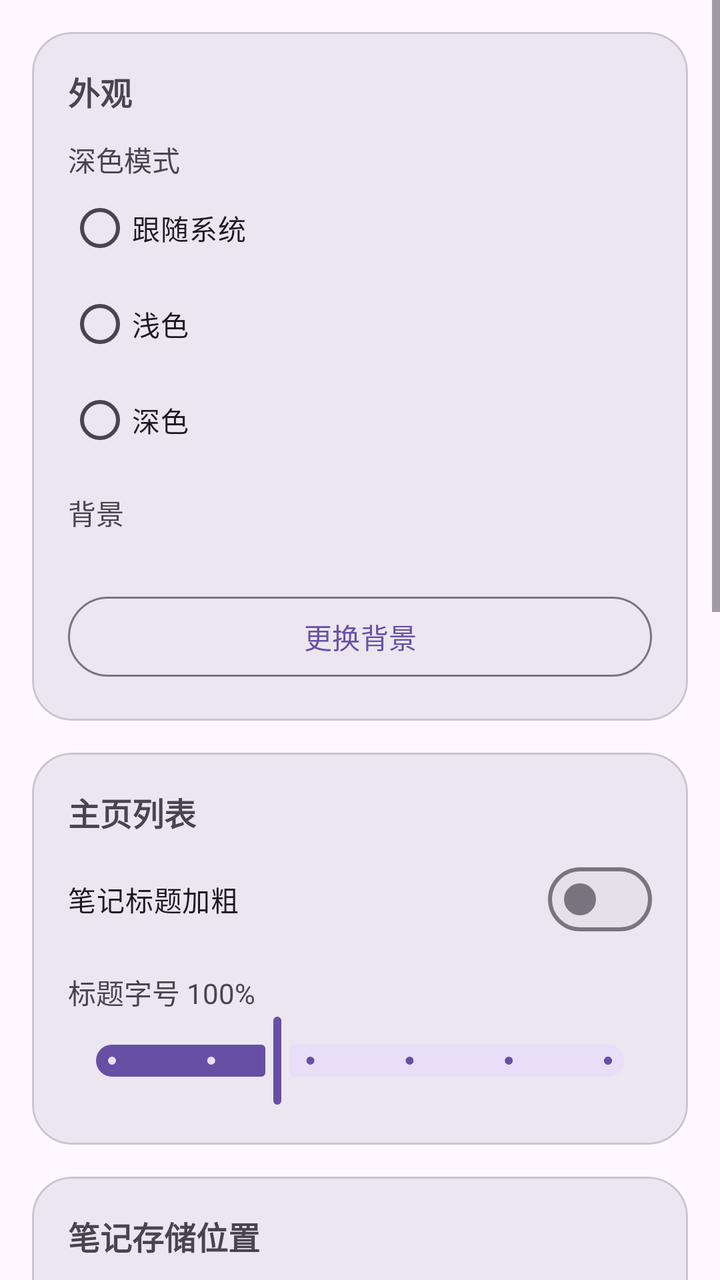
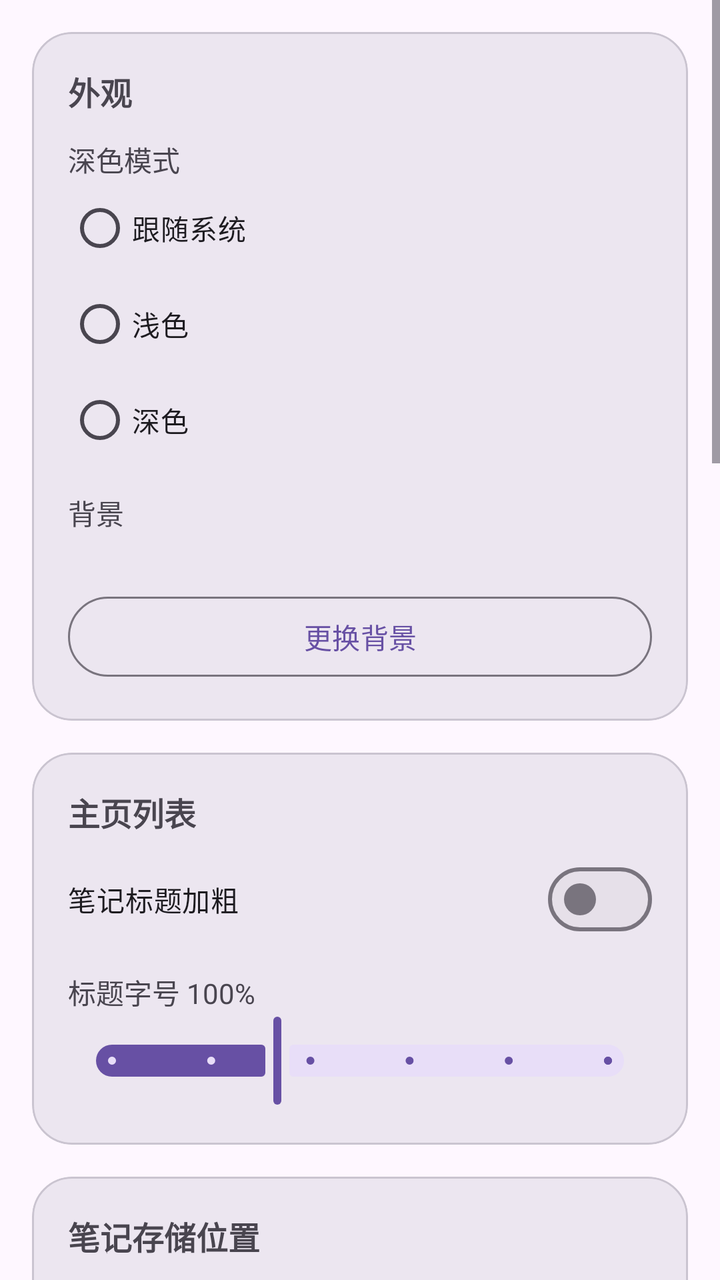

The first picture is an Android layout as it rendered before a commit; the second is the same layout after the commit. The layout source and the unified diff follow.
<!-- AndroidManifest.xml: application theme Theme.Notebook -->
<!-- res/layout/fragment_settings.xml -->
<?xml version="1.0" encoding="utf-8"?>
<LinearLayout xmlns:android="http://schemas.android.com/apk/res/android"
    xmlns:app="http://schemas.android.com/apk/res-auto"
    android:layout_width="match_parent"
    android:layout_height="match_parent"
    android:orientation="vertical">
    <ScrollView
        android:layout_width="match_parent"
        android:layout_height="match_parent"
        android:fillViewport="true">
        <LinearLayout
            android:layout_width="match_parent"
            android:layout_height="wrap_content"
            android:orientation="vertical"
            android:padding="16dp">
            <com.google.android.material.card.MaterialCardView
                android:layout_width="match_parent"
                android:layout_height="wrap_content"
                app:cardCornerRadius="20dp"
                app:cardElevation="0dp"
                app:cardBackgroundColor="?attr/colorSurfaceContainerHigh">
                <LinearLayout
                    android:layout_width="match_parent"
                    android:layout_height="wrap_content"
                    android:orientation="vertical"
                    android:padding="18dp">
                    <TextView
                        android:layout_width="wrap_content"
                        android:layout_height="wrap_content"
                        android:text="@string/appearance"
                        android:textSize="16sp"
                        android:textStyle="bold" />
                    <TextView
                        android:layout_width="wrap_content"
                        android:layout_height="wrap_content"
                        android:layout_marginTop="12dp"
                        android:text="@string/theme"
                        android:textSize="14sp" />
                    <RadioGroup
                        android:id="@+id/rg_theme"
                        android:layout_width="match_parent"
                        android:layout_height="wrap_content"
                        android:orientation="vertical">
                        <com.google.android.material.radiobutton.MaterialRadioButton
                            android:id="@+id/radio_follow"
                            android:layout_width="match_parent"
                            android:layout_height="wrap_content"
                            android:text="跟随系统" />
                        <com.google.android.material.radiobutton.MaterialRadioButton
                            android:id="@+id/radio_light"
                            android:layout_width="match_parent"
                            android:layout_height="wrap_content"
                            android:text="浅色" />
                        <com.google.android.material.radiobutton.MaterialRadioButton
                            android:id="@+id/radio_dark"
                            android:layout_width="match_parent"
                            android:layout_height="wrap_content"
                            android:text="深色" />
                    </RadioGroup>
                    <TextView
                        android:layout_width="wrap_content"
                        android:layout_height="wrap_content"
                        android:layout_marginTop="12dp"
                        android:text="@string/background"
                        android:textSize="14sp" />
                    <TextView
                        android:id="@+id/tv_bg_name"
                        android:layout_width="match_parent"
                        android:layout_height="wrap_content"
                        android:textSize="13sp" />
                    <com.google.android.material.button.MaterialButton
                        android:id="@+id/btn_background"
                        style="@style/Widget.Material3.Button.OutlinedButton"
                        android:layout_width="match_parent"
                        android:layout_height="wrap_content"
                        android:layout_marginTop="10dp"
                        android:text="@string/pick_background" />
                </LinearLayout>
            </com.google.android.material.card.MaterialCardView>
            <com.google.android.material.card.MaterialCardView
                android:layout_width="match_parent"
                android:layout_height="wrap_content"
                android:layout_marginTop="16dp"
                app:cardCornerRadius="20dp"
                app:cardElevation="0dp"
                app:cardBackgroundColor="?attr/colorSurfaceContainerHigh">
                <LinearLayout
                    android:layout_width="match_parent"
                    android:layout_height="wrap_content"
                    android:orientation="vertical"
                    android:padding="18dp">
                    <TextView
                        android:layout_width="wrap_content"
                        android:layout_height="wrap_content"
                        android:text="主页列表"
                        android:textSize="16sp"
                        android:textStyle="bold" />
                    <com.google.android.material.materialswitch.MaterialSwitch
                        android:id="@+id/sw_title_bold"
                        android:layout_width="match_parent"
                        android:layout_height="wrap_content"
                        android:layout_marginTop="8dp"
                        android:text="笔记标题加粗" />
                    <TextView
                        android:id="@+id/tv_scale_value"
                        android:layout_width="wrap_content"
                        android:layout_height="wrap_content"
                        android:layout_marginTop="12dp"
                        android:text="标题字号 100%"
                        android:textSize="14sp" />
                    <com.google.android.material.slider.Slider
                        android:id="@+id/slider_scale"
                        android:layout_width="match_parent"
                        android:layout_height="wrap_content"
                        android:stepSize="0.1"
                        android:value="1.0"
                        android:valueFrom="0.8"
                        android:valueTo="1.4" />
                </LinearLayout>
            </com.google.android.material.card.MaterialCardView>
            <com.google.android.material.card.MaterialCardView
                android:layout_width="match_parent"
                android:layout_height="wrap_content"
                android:layout_marginTop="16dp"
                app:cardCornerRadius="20dp"
                app:cardElevation="0dp"
                app:cardBackgroundColor="?attr/colorSurfaceContainerHigh">
                <LinearLayout
                    android:layout_width="match_parent"
                    android:layout_height="wrap_content"
                    android:orientation="vertical"
                    android:padding="18dp">
                    <TextView
                        android:layout_width="wrap_content"
                        android:layout_height="wrap_content"
                        android:text="笔记存储位置"
                        android:textSize="16sp"
                        android:textStyle="bold" />
                    <TextView
                        android:layout_width="match_parent"
                        android:layout_height="wrap_content"
                        android:layout_marginTop="8dp"
                        android:text="当前位置"
                        android:textSize="13sp" />
                    <TextView
                        android:id="@+id/tv_location"
                        android:layout_width="match_parent"
                        android:layout_height="wrap_content"
                        android:text="应用内部存储"
                        android:textSize="14sp" />
                    <com.google.android.material.button.MaterialButton
                        android:id="@+id/btn_pick_folder"
                        android:layout_width="match_parent"
                        android:layout_height="wrap_content"
                        android:layout_marginTop="14dp"
                        android:text="选择文件夹" />
                    <com.google.android.material.button.MaterialButton
                        android:id="@+id/btn_reset_folder"
                        style="@style/Widget.Material3.Button.OutlinedButton"
                        android:layout_width="match_parent"
                        android:layout_height="wrap_content"
                        android:layout_marginTop="8dp"
                        android:text="恢复为应用内部存储" />
                </LinearLayout>
            </com.google.android.material.card.MaterialCardView>
            <com.google.android.material.card.MaterialCardView
                android:layout_width="match_parent"
                android:layout_height="wrap_content"
                android:layout_marginTop="16dp"
                app:cardCornerRadius="20dp"
                app:cardElevation="0dp"
                app:cardBackgroundColor="?attr/colorSurfaceContainerHigh">
                <LinearLayout
                    android:layout_width="match_parent"
                    android:layout_height="wrap_content"
                    android:orientation="vertical"
                    android:padding="18dp">
                    <TextView
                        android:layout_width="wrap_content"
                        android:layout_height="wrap_content"
                        android:text="隐私笔记"
                        android:textSize="16sp"
                        android:textStyle="bold" />
                    <TextView
                        android:id="@+id/tv_privacy_state"
                        android:layout_width="match_parent"
                        android:layout_height="wrap_content"
                        android:layout_marginTop="8dp"
                        android:text="当前方式：未设置"
                        android:textSize="14sp" />
                    <TextView
                        android:layout_width="match_parent"
                        android:layout_height="wrap_content"
                        android:layout_marginTop="4dp"
                        android:text="在主页下拉可进入隐私笔记；重置密码需先验证旧密码或手机锁屏密码"
                        android:textSize="13sp" />
                    <com.google.android.material.button.MaterialButton
                        android:id="@+id/btn_reset_privacy"
                        style="@style/Widget.Material3.Button.OutlinedButton"
                        android:layout_width="match_parent"
                        android:layout_height="wrap_content"
                        android:layout_marginTop="14dp"
                        android:text="重置隐私笔记密码" />
                </LinearLayout>
            </com.google.android.material.card.MaterialCardView>
            <com.google.android.material.card.MaterialCardView
                android:layout_width="match_parent"
                android:layout_height="wrap_content"
                android:layout_marginTop="16dp"
                app:cardCornerRadius="20dp"
                app:cardElevation="0dp"
                app:cardBackgroundColor="?attr/colorSurfaceContainerHigh">
                <LinearLayout
                    android:layout_width="match_parent"
                    android:layout_height="wrap_content"
                    android:orientation="vertical"
                    android:padding="18dp">
                    <TextView
                        android:layout_width="wrap_content"
                        android:layout_height="wrap_content"
                        android:text="整机备份"
                        android:textSize="16sp"
                        android:textStyle="bold" />
                    <TextView
                        android:layout_width="match_parent"
                        android:layout_height="wrap_content"
                        android:layout_marginTop="6dp"
                        android:text="导出为 .mori 文件；导出隐私笔记或全部笔记需先验证隐私密码，并为文件设置 8 位数字密码。导入只接受 .mori 文件。"
                        android:textSize="13sp" />
                    <com.google.android.material.button.MaterialButton
                        android:id="@+id/btn_export_notes"
                        android:layout_width="match_parent"
                        android:layout_height="wrap_content"
                        android:layout_marginTop="14dp"
                        android:text="整机笔记导出" />
                    <com.google.android.material.button.MaterialButton
                        android:id="@+id/btn_import_notes"
                        style="@style/Widget.Material3.Button.OutlinedButton"
                        android:layout_width="match_parent"
                        android:layout_height="wrap_content"
                        android:layout_marginTop="8dp"
                        android:text="整机笔记导入" />
                </LinearLayout>
            </com.google.android.material.card.MaterialCardView>
            <TextView
                android:id="@+id/tv_version"
                android:layout_width="match_parent"
                android:layout_height="wrap_content"
                android:layout_marginTop="20dp"
                android:layout_marginBottom="8dp"
                android:gravity="center"
                android:textSize="12sp"
                android:text="版本" />
        </LinearLayout>
    </ScrollView>
</LinearLayout>
<!-- resources referenced by this layout -->
<resources>
  <string name="appearance">外观</string>
  <string name="background">背景</string>
  <string name="pick_background">更换背景</string>
  <string name="theme">深色模式</string>
  <style name="Theme.Notebook" parent="Theme.Material3.DayNight.NoActionBar">
          <item name="colorPrimary">@color/md_primary</item>
          <item name="colorOnPrimary">@color/md_on_primary</item>
          <item name="colorPrimaryContainer">@color/md_primary_container</item>
          <item name="colorOnPrimaryContainer">@color/md_on_primary_container</item>
          <item name="colorSecondary">@color/md_secondary</item>
          <item name="android:colorBackground">@color/md_surface</item>
          <item name="colorSurface">@color/md_surface</item>
          <item name="colorSurfaceContainer">@color/md_surface_container</item>
          <item name="colorSurfaceContainerHigh">@color/md_surface_container_high</item>
          <item name="colorOnSurface">@color/md_on_surface</item>
          <item name="colorOnSurfaceVariant">@color/md_on_surface_variant</item>
          <item name="colorOutline">@color/md_outline</item>
          <item name="android:statusBarColor">@android:color/transparent</item>
          <item name="android:navigationBarColor">@android:color/transparent</item>
          <item name="android:windowLightStatusBar">true</item>
      </style>
  <color name="md_primary">#6750A4</color>
  <color name="md_on_primary">#FFFFFF</color>
  <color name="md_primary_container">#EADDFF</color>
  <color name="md_on_primary_container">#21005D</color>
  <color name="md_secondary">#625B71</color>
  <color name="md_surface">#FEF7FF</color>
  <color name="md_surface_container">#F3EDF7</color>
  <color name="md_surface_container_high">#ECE6F0</color>
  <color name="md_on_surface">#1D1B20</color>
  <color name="md_on_surface_variant">#49454F</color>
  <color name="md_outline">#79747E</color>
</resources>

<!-- the commit's change to res/layout/fragment_settings.xml (unified diff, before → after) -->
@@ -242,6 +242,74 @@
                         android:text="整机笔记导入" />
                 </LinearLayout>
             </com.google.android.material.card.MaterialCardView>
+            <com.google.android.material.card.MaterialCardView
+                android:layout_width="match_parent"
+                android:layout_height="wrap_content"
+                android:layout_marginTop="16dp"
+                app:cardCornerRadius="20dp"
+                app:cardElevation="0dp"
+                app:cardBackgroundColor="?attr/colorSurfaceContainerHigh">
+                <LinearLayout
+                    android:layout_width="match_parent"
+                    android:layout_height="wrap_content"
+                    android:orientation="vertical"
+                    android:padding="18dp">
+                    <TextView
+                        android:layout_width="wrap_content"
+                        android:layout_height="wrap_content"
+                        android:text="倒数日卡片"
+                        android:textSize="16sp"
+                        android:textStyle="bold" />
+                    <TextView
+                        android:layout_width="match_parent"
+                        android:layout_height="wrap_content"
+                        android:layout_marginTop="6dp"
+                        android:text="日切时间决定几点算「新的一天」；卡片可设背景图，蒙版强度控制图上黑色遮罩。"
+                        android:textSize="13sp" />
+                    <com.google.android.material.button.MaterialButton
+                        android:id="@+id/btn_day_start"
+                        style="@style/Widget.Material3.Button.OutlinedButton"
+                        android:layout_width="match_parent"
+                        android:layout_height="wrap_content"
+                        android:layout_marginTop="14dp"
+                        android:text="日切时间：0 点" />
+                    <com.google.android.material.button.MaterialButton
+                        android:id="@+id/btn_card_bg"
+                        style="@style/Widget.Material3.Button.OutlinedButton"
+                        android:layout_width="match_parent"
+                        android:layout_height="wrap_content"
+                        android:layout_marginTop="8dp"
+                        android:text="卡片背景图：未设置" />
+                    <com.google.android.material.button.MaterialButton
+                        android:id="@+id/btn_card_bg_clear"
+                        style="@style/Widget.Material3.Button.TextButton"
+                        android:layout_width="match_parent"
+                        android:layout_height="wrap_content"
+                        android:text="清除背景图" />
+                    <TextView
+                        android:id="@+id/tv_mask_label"
+                        android:layout_width="match_parent"
+                        android:layout_height="wrap_content"
+                        android:layout_marginTop="12dp"
+                        android:text="蒙版强度：40%"
+                        android:textSize="14sp" />
+                    <com.google.android.material.slider.Slider
+                        android:id="@+id/slider_card_mask"
+                        android:layout_width="match_parent"
+                        android:layout_height="wrap_content"
+                        android:valueFrom="0"
+                        android:valueTo="80"
+                        android:stepSize="5"
+                        android:value="40" />
+                </LinearLayout>
+            </com.google.android.material.card.MaterialCardView>
+            <com.google.android.material.button.MaterialButton
+                android:id="@+id/btn_licenses"
+                style="@style/Widget.Material3.Button.OutlinedButton"
+                android:layout_width="match_parent"
+                android:layout_height="wrap_content"
+                android:layout_marginTop="16dp"
+                android:text="第三方开源许可" />
             <TextView
                 android:id="@+id/tv_version"
                 android:layout_width="match_parent"
